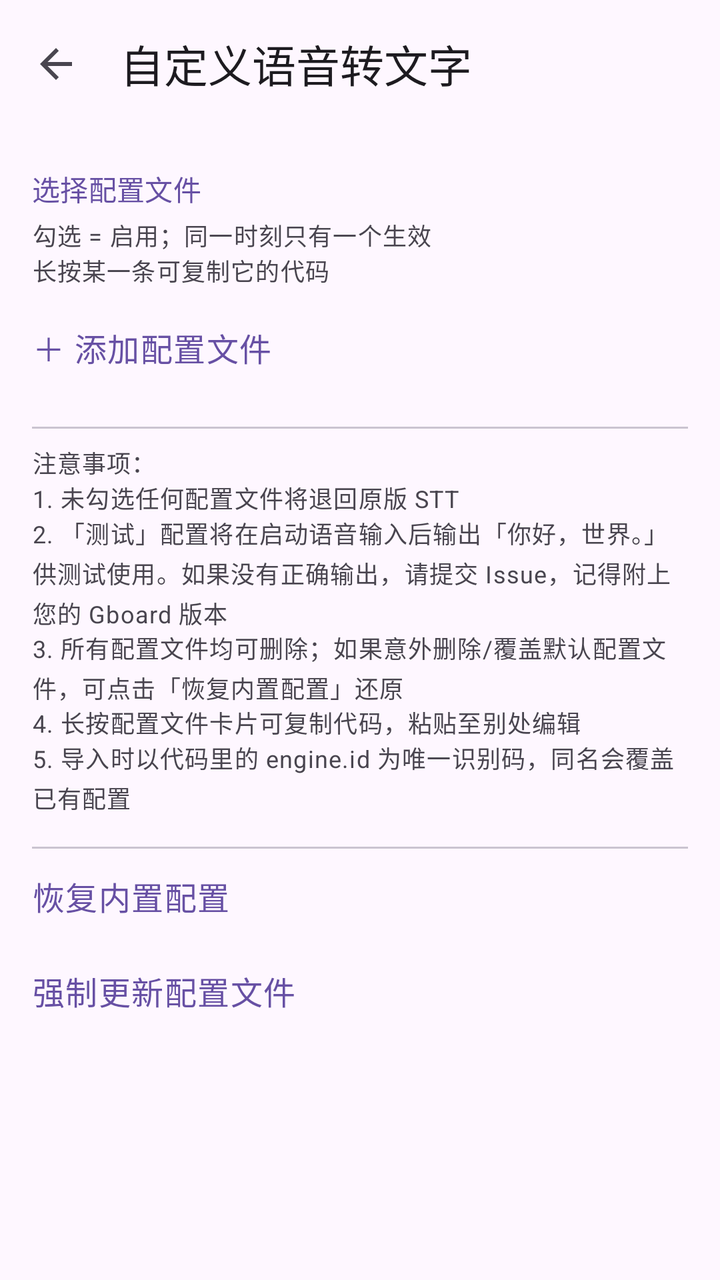
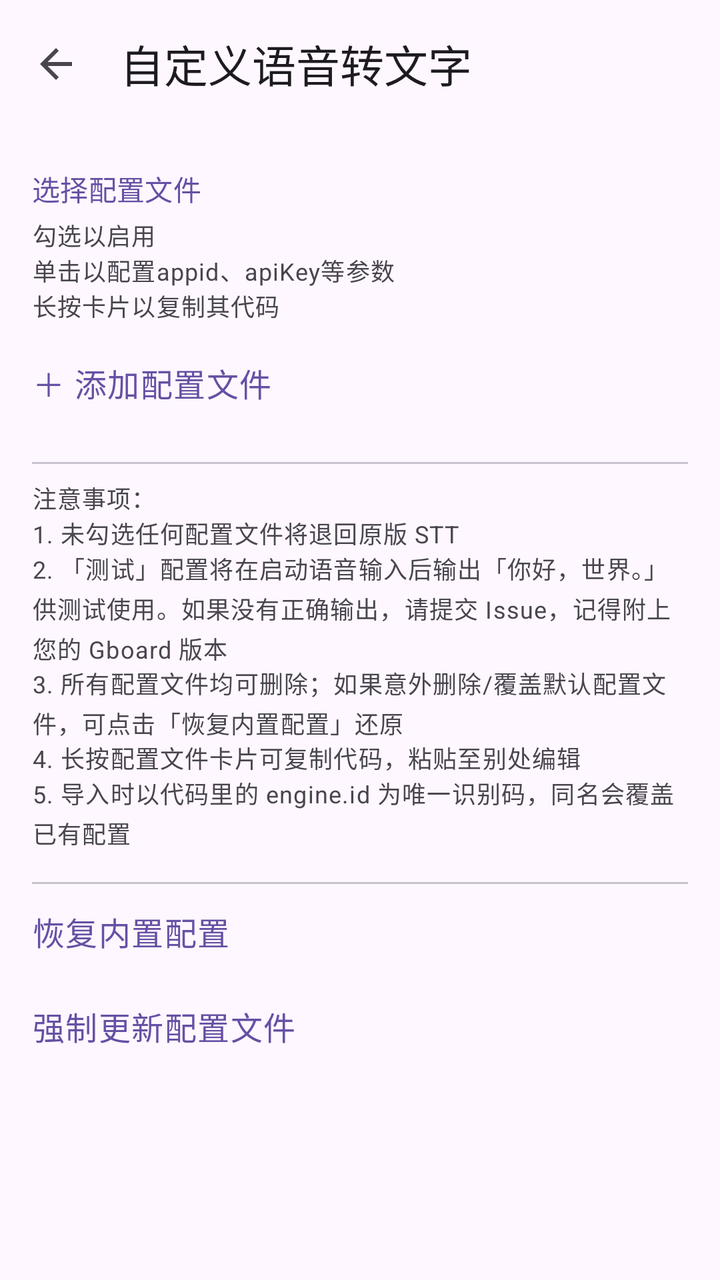

Screens rendered from an Android XML layout before and after an edit, with the pre-edit source and the edit as a unified diff.
<!-- AndroidManifest.xml: application theme Theme.GboardExt -->
<!-- res/layout/activity_voice_engine.xml -->
<?xml version="1.0" encoding="utf-8"?>
<LinearLayout xmlns:android="http://schemas.android.com/apk/res/android"
    xmlns:app="http://schemas.android.com/apk/res-auto"
    android:layout_width="match_parent"
    android:layout_height="match_parent"
    android:fitsSystemWindows="true"
    android:orientation="vertical">

    <com.google.android.material.appbar.MaterialToolbar
        android:id="@+id/toolbar"
        android:layout_width="match_parent"
        android:layout_height="?attr/actionBarSize"
        app:navigationIcon="?attr/homeAsUpIndicator"
        app:title="自定义语音转文字" />

    <androidx.core.widget.NestedScrollView
        android:layout_width="match_parent"
        android:layout_height="match_parent"
        android:fitsSystemWindows="true"
        android:fillViewport="true">

        <LinearLayout
            android:layout_width="match_parent"
            android:layout_height="wrap_content"
            android:orientation="vertical"
            android:paddingStart="16dp"
            android:paddingEnd="16dp"
            android:paddingTop="8dp"
            android:paddingBottom="24dp">

            
            <TextView
                style="@style/ImeSectionHeader"
                android:text="选择配置文件" />

            <TextView
                style="@style/ImeNote"
                android:layout_marginTop="4dp"
                android:text="勾选 = 启用；同一时刻只有一个生效" />
            <TextView
                style="@style/ImeNote"
                android:text="长按某一条可复制它的代码" />

            <LinearLayout
                android:id="@+id/list_profiles"
                android:layout_width="match_parent"
                android:layout_height="wrap_content"
                android:orientation="vertical" />

            <TextView
                android:id="@+id/btn_add_profile"
                style="@style/ImeAddButton"
                android:text="＋ 添加配置文件" />

            
            <View
                android:layout_width="match_parent"
                android:layout_height="1dp"
                android:layout_marginTop="16dp"
                android:background="?attr/colorOutlineVariant" />

            
            <LinearLayout
                android:layout_width="match_parent"
                android:layout_height="wrap_content"
                android:orientation="vertical"
                android:paddingTop="8dp">

                <TextView
                    style="@style/ImeNote"
                    android:text="注意事项：" />

                <TextView
                    style="@style/ImeNote"
                    android:text="1. 未勾选任何配置文件将退回原版 STT" />
                <TextView
                    android:id="@+id/tv_note_issue"
                    style="@style/ImeNote"
                    android:text="2. 「测试」配置将在启动语音输入后输出「你好，世界。」供测试使用。如果没有正确输出，请提交 Issue，记得附上您的 Gboard 版本" />
                <TextView
                    style="@style/ImeNote"
                    android:text="3. 所有配置文件均可删除；如果意外删除/覆盖默认配置文件，可点击「恢复内置配置」还原" />
                <TextView
                    style="@style/ImeNote"
                    android:text="4. 长按配置文件卡片可复制代码，粘贴至别处编辑" />
                <TextView
                    style="@style/ImeNote"
                    android:text="5. 导入时以代码里的 engine.id 为唯一识别码，同名会覆盖已有配置" />

            </LinearLayout>

            
            <View
                android:layout_width="match_parent"
                android:layout_height="1dp"
                android:layout_marginTop="16dp"
                android:background="?attr/colorOutlineVariant" />

            <TextView
                android:id="@+id/tv_restore_builtins"
                android:layout_width="match_parent"
                android:layout_height="wrap_content"
                android:paddingTop="12dp"
                android:paddingBottom="12dp"
                android:text="恢复内置配置"
                android:textAppearance="?attr/textAppearanceBodyLarge"
                android:textColor="?attr/colorPrimary"
                android:clickable="true"
                android:focusable="true"
                android:background="?attr/selectableItemBackground" />

            <TextView
                android:id="@+id/tv_force_update"
                android:layout_width="match_parent"
                android:layout_height="wrap_content"
                android:paddingTop="12dp"
                android:paddingBottom="12dp"
                android:text="强制更新配置文件"
                android:textAppearance="?attr/textAppearanceBodyLarge"
                android:textColor="?attr/colorPrimary"
                android:clickable="true"
                android:focusable="true"
                android:background="?attr/selectableItemBackground" />

        </LinearLayout>

    </androidx.core.widget.NestedScrollView>

</LinearLayout>
<!-- resources referenced by this layout -->
<resources>
  <style name="ImeAddButton" parent="">
          <item name="android:layout_width">match_parent</item>
          <item name="android:layout_height">wrap_content</item>
          <item name="android:layout_marginTop">6dp</item>
          <item name="android:paddingTop">12dp</item>
          <item name="android:paddingBottom">12dp</item>
          <item name="android:textAppearance">?attr/textAppearanceBodyLarge</item>
          <item name="android:textColor">?attr/colorPrimary</item>
          <item name="android:clickable">true</item>
          <item name="android:focusable">true</item>
          <item name="android:background">?attr/selectableItemBackground</item>
      </style>
  <style name="ImeNote" parent="">
          <item name="android:layout_width">match_parent</item>
          <item name="android:layout_height">wrap_content</item>
          <item name="android:textAppearance">?attr/textAppearanceBodySmall</item>
          <item name="android:textColor">?attr/colorOnSurfaceVariant</item>
          <item name="android:lineSpacingMultiplier">1.15</item>
      </style>
  <style name="ImeSectionHeader" parent="">
          <item name="android:layout_width">match_parent</item>
          <item name="android:layout_height">wrap_content</item>
          <item name="android:layout_marginTop">12dp</item>
          <item name="android:textAppearance">?attr/textAppearanceTitleSmall</item>
          <item name="android:textColor">?attr/colorPrimary</item>
      </style>
  <style name="Theme.GboardExt" parent="Theme.Material3.DayNight.NoActionBar" />
</resources>

<!-- the commit's change to res/layout/activity_voice_engine.xml (unified diff, before → after) -->
@@ -36,10 +36,13 @@
             <TextView
                 style="@style/ImeNote"
                 android:layout_marginTop="4dp"
-                android:text="勾选 = 启用；同一时刻只有一个生效" />
+                android:text="勾选以启用" />
             <TextView
                 style="@style/ImeNote"
-                android:text="长按某一条可复制它的代码" />
+                android:text="单击以配置appid、apiKey等参数" />
+            <TextView
+                style="@style/ImeNote"
+                android:text="长按卡片以复制其代码" />
 
             <LinearLayout
                 android:id="@+id/list_profiles"
